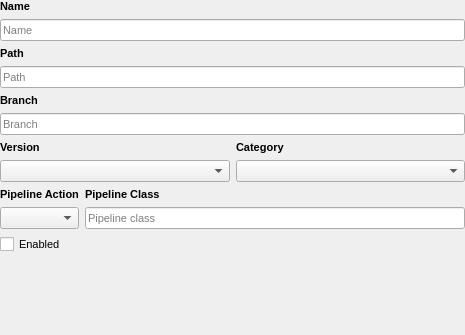
First picture: the form in src/airunner/widgets/model_manager/templates/model_form.ui, repository Capsize-Games/airunner, before the edit.
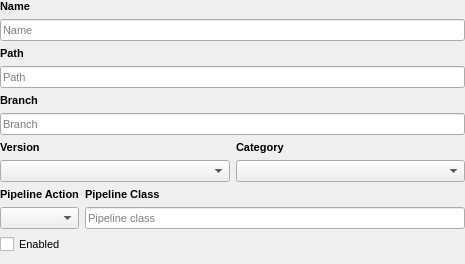
Second picture: the form after the edit.

```diff
--- a/src/airunner/widgets/model_manager/templates/model_form.ui
+++ b/src/airunner/widgets/model_manager/templates/model_form.ui
@@ -7,7 +7,7 @@
     <x>0</x>
     <y>0</y>
     <width>465</width>
-    <height>335</height>
+    <height>264</height>
    </rect>
   </property>
   <property name="windowTitle">
```
